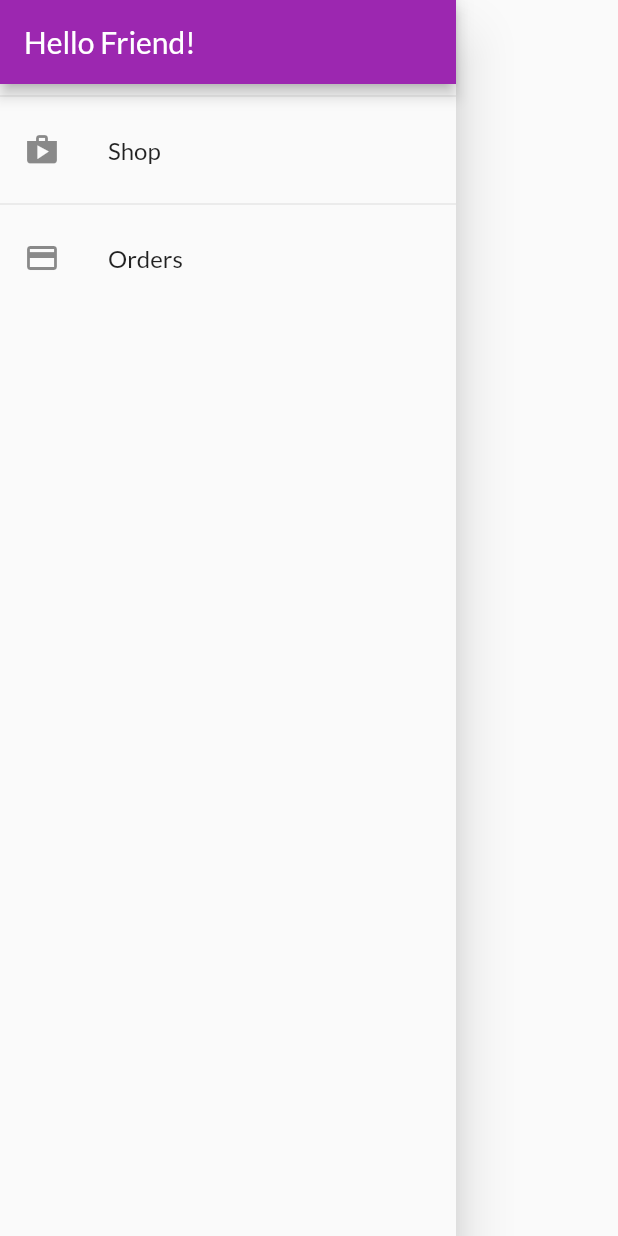
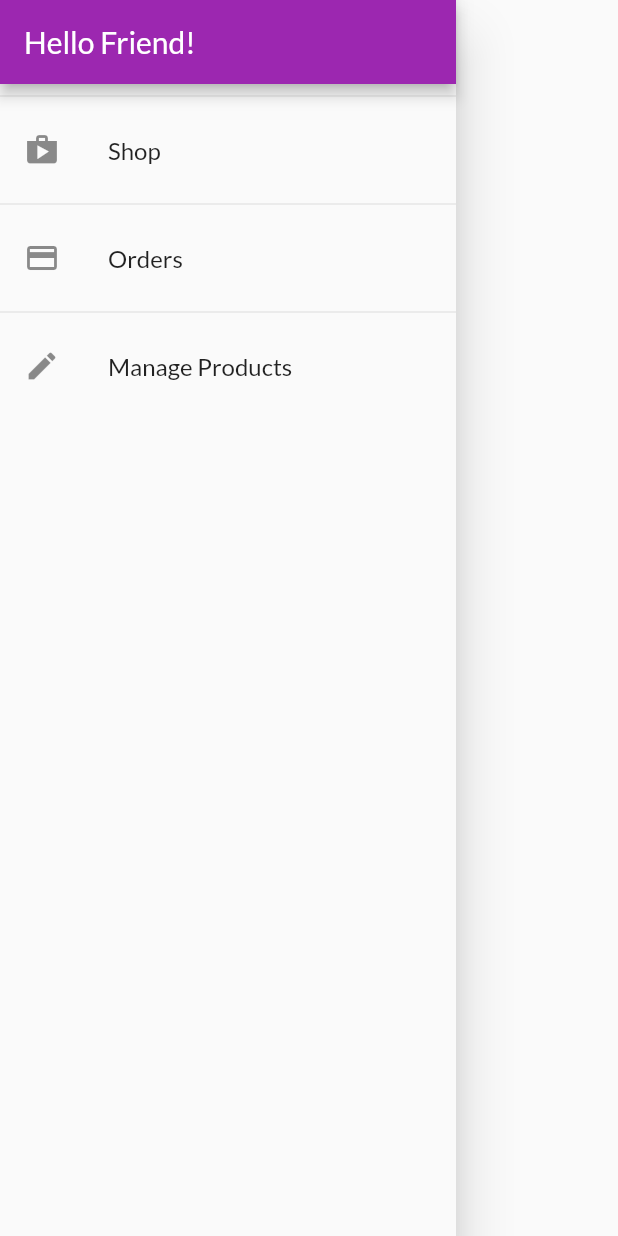
Before and after one commit to fadhilahm/udemy-flutter, a Flutter app: the MainDrawer widget shown alone on an empty page, opened directly, on a phone screen of 412 x 824 dp. Run offline on Flutter 3.47's test engine with Material 2 defaults, Android fonts, the phone set to English and light mode, and no system bars; network calls fail.

Commit message:
Added user_products_screen.

```diff
--- a/myshop/lib/main.dart
+++ b/myshop/lib/main.dart
@@ -5,6 +5,7 @@ import './screens/products_overview_screen.dart';
 import './screens/product_detail_screen.dart';
 import './screens/cart_screen.dart';
 import './screens/orders_screen.dart';
+import './screens/user_products_screen.dart';
 
 import './providers/products.dart';
 import './providers/cart.dart';
@@ -38,6 +39,7 @@ class MyApp extends StatelessWidget {
           ProductDetailScreen.routeName: (ctx) => ProductDetailScreen(),
           CartScreen.routeName: (ctx) => CartScreen(),
           OrdersScreen.routeName: (ctx) => OrdersScreen(),
+          UserProductsScreen.routeName: (ctx) => UserProductsScreen(),
         },
       ),
     );
--- /dev/null
+++ b/myshop/lib/screens/user_products_screen.dart
@@ -0,0 +1,33 @@
+import 'package:flutter/material.dart';
+import 'package:provider/provider.dart';
+
+import '../widgets/main_drawer.dart';
+import '../widgets/user_product_item.dart';
+
+import '../providers/products.dart';
+
+class UserProductsScreen extends StatelessWidget {
+  static const routeName = '/user-products';
+
+  @override
+  Widget build(BuildContext context) {
+    return Scaffold(
+      appBar: AppBar(
+        title: const Text('Your Products'),
+      ),
+      drawer: MainDrawer(),
+      body: Padding(
+        padding: const EdgeInsets.all(8),
+        child: Consumer<Products>(
+          builder: (context, products, child) => ListView.builder(
+            itemCount: products.items.length,
+            itemBuilder: (ctx, i) => UserProductItem(
+              products.items[i].title,
+              products.items[i].imageUrl,
+            ),
+          ),
+        ),
+      ),
+    );
+  }
+}
--- a/myshop/lib/widgets/main_drawer.dart
+++ b/myshop/lib/widgets/main_drawer.dart
@@ -1,8 +1,25 @@
 import 'package:flutter/material.dart';
 
 import '../screens/orders_screen.dart';
+import '../screens/user_products_screen.dart';
 
 class MainDrawer extends StatelessWidget {
+  List<Widget> buildDrawerItem({
+    @required BuildContext context,
+    @required String title,
+    @required IconData icon,
+    @required String routeName,
+  }) {
+    return [
+      const Divider(),
+      ListTile(
+        leading: Icon(icon),
+        title: Text(title),
+        onTap: () => Navigator.of(context).pushReplacementNamed(routeName),
+      ),
+    ];
+  }
+
   @override
   Widget build(BuildContext context) {
     return Drawer(
@@ -13,18 +30,23 @@ class MainDrawer extends StatelessWidget {
             title: const Text('Hello Friend!'),
             automaticallyImplyLeading: false,
           ),
-          Divider(),
-          ListTile(
-            leading: const Icon(Icons.shop),
-            title: const Text('Shop'),
-            onTap: () => Navigator.of(context).pushReplacementNamed('/'),
+          ...buildDrawerItem(
+            context: context,
+            title: 'Shop',
+            icon: Icons.shop,
+            routeName: '/',
           ),
-          Divider(),
-          ListTile(
-            leading: const Icon(Icons.payment),
-            title: const Text('Orders'),
-            onTap: () => Navigator.of(context)
-                .pushReplacementNamed(OrdersScreen.routeName),
+          ...buildDrawerItem(
+            context: context,
+            title: 'Orders',
+            icon: Icons.payment,
+            routeName: OrdersScreen.routeName,
+          ),
+          ...buildDrawerItem(
+            context: context,
+            title: 'Manage Products',
+            icon: Icons.edit,
+            routeName: UserProductsScreen.routeName,
           )
         ],
       ),
```
Also changed, not shown: myshop/lib/widgets/user_product_item.dart (added, +40 -0 lines).
